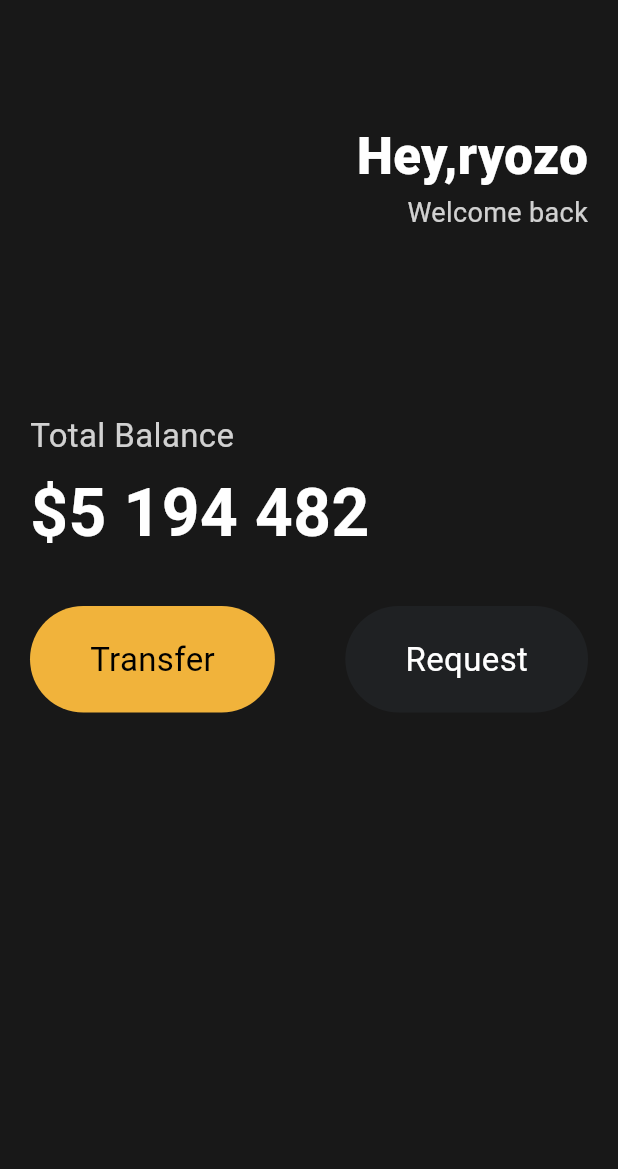
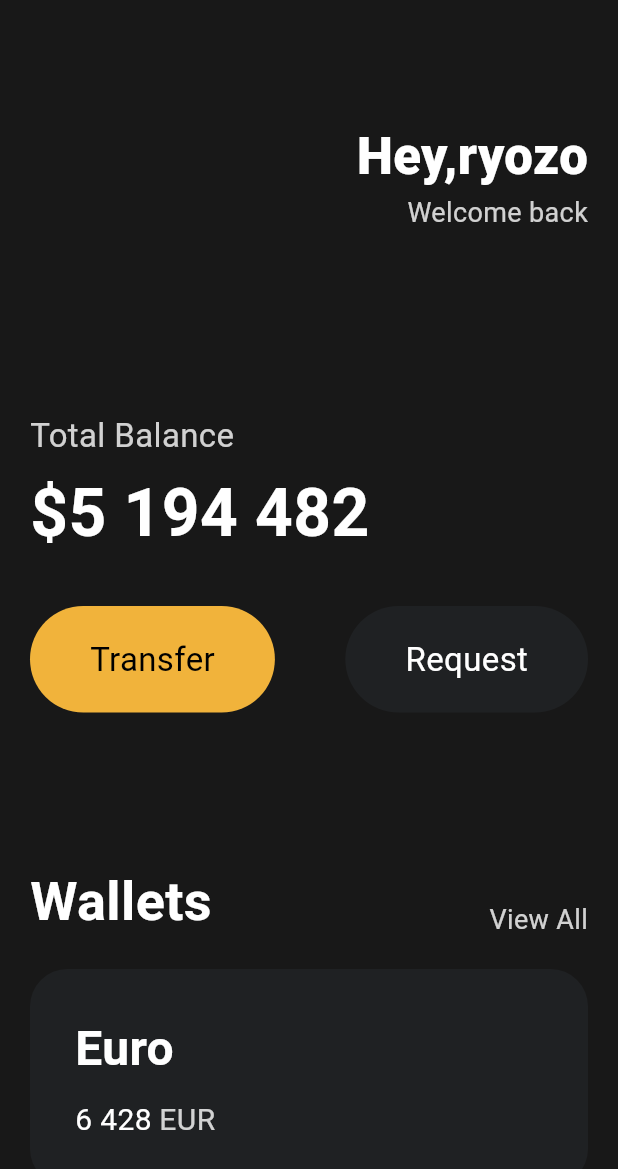
Before and after one commit to ryozo7/learn_flutter, a Flutter app: the screen it shows after launch, on a phone screen of 412 x 824 dp. Shown: the top 1169 px of the screen. Run offline on Flutter 3.47's test engine with Material 3 defaults, Android fonts, the phone set to English and light mode, and no system bars.

Commit message:
:+1: #3.6 Cards
https://nomadcoders.co/flutter-for-beginners/lectures/4145

```diff
--- a/lib/main.dart
+++ b/lib/main.dart
@@ -89,6 +89,87 @@ class App extends StatelessWidget {
                   ),
                 ],
               ),
+              const SizedBox(
+                height: 100,
+              ),
+              Row(
+                mainAxisAlignment: MainAxisAlignment.spaceBetween,
+                crossAxisAlignment: CrossAxisAlignment.end,
+                children: [
+                  const Text(
+                    "Wallets",
+                    style: TextStyle(
+                      color: Colors.white,
+                      fontSize: 36,
+                      fontWeight: FontWeight.w600,
+                    ),
+                  ),
+                  Text(
+                    "View All",
+                    style: TextStyle(
+                      color: Colors.white.withOpacity(0.8),
+                      fontSize: 18,
+                    ),
+                  ),
+                ],
+              ),
+              const SizedBox(
+                height: 20,
+              ),
+              Container(
+                decoration: BoxDecoration(
+                  color: const Color(0xFF1F2123),
+                  borderRadius: BorderRadius.circular(
+                    25,
+                  ),
+                ),
+                child: Padding(
+                  padding: const EdgeInsets.all(
+                    30,
+                  ),
+                  child: Row(
+                    children: [
+                      Column(
+                        crossAxisAlignment: CrossAxisAlignment.start,
+                        children: [
+                          const Text(
+                            "Euro",
+                            style: TextStyle(
+                              color: Colors.white,
+                              fontSize: 32,
+                              fontWeight: FontWeight.w600,
+                            ),
+                          ),
+                          const SizedBox(
+                            height: 10,
+                          ),
+                          Row(
+                            children: [
+                              const Text(
+                                "6 428",
+                                style: TextStyle(
+                                  color: Colors.white,
+                                  fontSize: 20,
+                                ),
+                              ),
+                              const SizedBox(
+                                width: 5,
+                              ),
+                              Text(
+                                "EUR",
+                                style: TextStyle(
+                                  color: Colors.white.withOpacity(0.8),
+                                  fontSize: 20,
+                                ),
+                              ),
+                            ],
+                          ),
+                        ],
+                      ),
+                    ],
+                  ),
+                ),
+              ),
             ],
           ),
         ),
```
